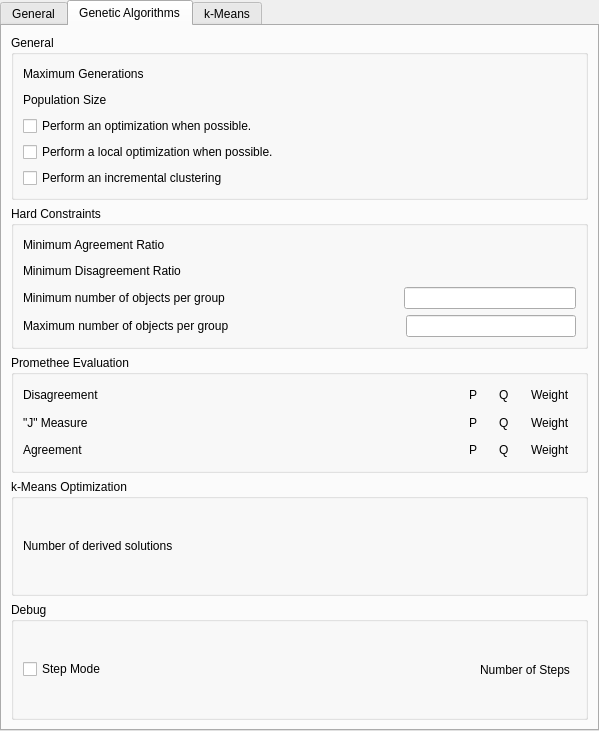
Old version of the form gca/frontend/kde/config.ui in the repository pfrancq/galilei.
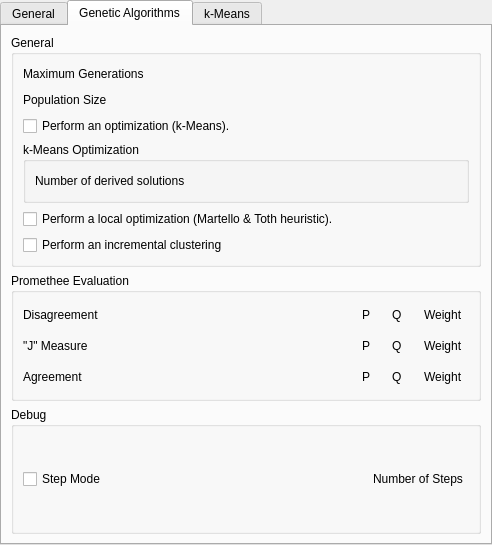
New version of the form. Custom widgets are drawn as their Qt base class.

Commit message: - Manage new parameter and re-organize the dialog box.

```diff
--- a/gca/frontend/kde/config.ui
+++ b/gca/frontend/kde/config.ui
@@ -6,8 +6,8 @@
    <rect>
     <x>0</x>
     <y>0</y>
-    <width>599</width>
-    <height>731</height>
+    <width>492</width>
+    <height>545</height>
    </rect>
   </property>
   <property name="windowTitle">
@@ -151,148 +151,6 @@
      </widget>
     </item>
     <item>
-     <spacer name="verticalSpacer">
-      <property name="orientation">
-       <enum>Qt::Vertical</enum>
-      </property>
-      <property name="sizeHint" stdset="0">
-       <size>
-        <width>20</width>
-        <height>448</height>
-       </size>
-      </property>
-     </spacer>
-    </item>
-   </layout>
-  </widget>
-  <widget class="QWidget" name="tab">
-   <attribute name="title">
-    <string>Genetic Algorithms</string>
-   </attribute>
-   <layout class="QVBoxLayout" name="verticalLayout_7">
-    <item>
-     <widget class="QGroupBox" name="groupBox_3">
-      <property name="title">
-       <string>General</string>
-      </property>
-      <layout class="QVBoxLayout" name="verticalLayout_3">
-       <item>
-        <layout class="QHBoxLayout" name="_3">
-         <item>
-          <widget class="QLabel" name="textLabel6_2">
-           <property name="toolTip">
-            <string>Set the maximum number of generations of the GVCA.</string>
-           </property>
-           <property name="whatsThis">
-            <string>The end condition used by the GVCA is a maximum number of iterations specified by &lt;b&gt;maximum generation&lt;/b&gt;.</string>
-           </property>
-           <property name="text">
-            <string>Maximum Generations</string>
-           </property>
-           <property name="wordWrap">
-            <bool>false</bool>
-           </property>
-          </widget>
-         </item>
-         <item>
-          <spacer name="spacer98_2">
-           <property name="orientation">
-            <enum>Qt::Horizontal</enum>
-           </property>
-           <property name="sizeType">
-            <enum>QSizePolicy::Expanding</enum>
-           </property>
-           <property name="sizeHint" stdset="0">
-            <size>
-             <width>40</width>
-             <height>20</height>
-            </size>
-           </property>
-          </spacer>
-         </item>
-         <item>
-          <widget class="KIntNumInput" name="MaxGen">
-           <property name="toolTip">
-            <string>Set the maximum number of generations of the GVCA.</string>
-           </property>
-           <property name="whatsThis">
-            <string>The end condition used by the GVCA is a maximum number of iterations specified by &lt;b&gt;maximum generation&lt;/b&gt;.</string>
-           </property>
-          </widget>
-         </item>
-        </layout>
-       </item>
-       <item>
-        <layout class="QHBoxLayout" name="_2">
-         <item>
-          <widget class="QLabel" name="textLabel6">
-           <property name="toolTip">
-            <string>Set the size of the population for the GVCA.</string>
-           </property>
-           <property name="whatsThis">
-            <string>When running, the GVCA uses a population containing &lt;b&gt;population size&lt;/b&gt; number of chromosomes. A population size of &lt;i&gt;16&lt;/i&gt; is a good choice.</string>
-           </property>
-           <property name="text">
-            <string>Population Size</string>
-           </property>
-           <property name="wordWrap">
-            <bool>false</bool>
-           </property>
-          </widget>
-         </item>
-         <item>
-          <spacer name="spacer98">
-           <property name="orientation">
-            <enum>Qt::Horizontal</enum>
-           </property>
-           <property name="sizeType">
-            <enum>QSizePolicy::Expanding</enum>
-           </property>
-           <property name="sizeHint" stdset="0">
-            <size>
-             <width>40</width>
-             <height>20</height>
-            </size>
-           </property>
-          </spacer>
-         </item>
-         <item>
-          <widget class="KIntNumInput" name="PopSize">
-           <property name="toolTip">
-            <string>Set the size of the population for the GVCA.</string>
-           </property>
-           <property name="whatsThis">
-            <string>When running, the GVCA uses a population containing &lt;b&gt;population size&lt;/b&gt; number of chromosomes. A population size of &lt;i&gt;16&lt;/i&gt; is a good choice.</string>
-           </property>
-          </widget>
-         </item>
-        </layout>
-       </item>
-       <item>
-        <widget class="QCheckBox" name="Optimisation">
-         <property name="text">
-          <string>Perform an optimization when possible.</string>
-         </property>
-        </widget>
-       </item>
-       <item>
-        <widget class="QCheckBox" name="LocalOptimisation">
-         <property name="text">
-          <string>Perform a local optimization when possible.</string>
-         </property>
-        </widget>
-       </item>
-       <item>
-        <widget class="QCheckBox" name="Incremental">
-         <property name="text">
-          <string>Perform an incremental clustering</string>
-         </property>
-        </widget>
-       </item>
-      </layout>
-     </widget>
-    </item>
-    <item>
      <widget class="QGroupBox" name="groupBox_4">
       <property name="title">
        <string>Hard Constraints</string>
@@ -462,6 +320,196 @@
      </widget>
     </item>
     <item>
+     <spacer name="verticalSpacer">
+      <property name="orientation">
+       <enum>Qt::Vertical</enum>
+      </property>
+      <property name="sizeHint" stdset="0">
+       <size>
+        <width>20</width>
+        <height>448</height>
+       </size>
+      </property>
+     </spacer>
+    </item>
+   </layout>
+  </widget>
+  <widget class="QWidget" name="tab">
+   <attribute name="title">
+    <string>Genetic Algorithms</string>
+   </attribute>
+   <layout class="QVBoxLayout" name="verticalLayout_7">
+    <item>
+     <widget class="QGroupBox" name="groupBox_3">
+      <property name="title">
+       <string>General</string>
+      </property>
+      <layout class="QVBoxLayout" name="verticalLayout_3">
+       <item>
+        <layout class="QHBoxLayout" name="_3">
+         <item>
+          <widget class="QLabel" name="textLabel6_2">
+           <property name="toolTip">
+            <string>Set the maximum number of generations of the GVCA.</string>
+           </property>
+           <property name="whatsThis">
+            <string>The end condition used by the GVCA is a maximum number of iterations specified by &lt;b&gt;maximum generation&lt;/b&gt;.</string>
+           </property>
+           <property name="text">
+            <string>Maximum Generations</string>
+           </property>
+           <property name="wordWrap">
+            <bool>false</bool>
+           </property>
+          </widget>
+         </item>
+         <item>
+          <spacer name="spacer98_2">
+           <property name="orientation">
+            <enum>Qt::Horizontal</enum>
+           </property>
+           <property name="sizeType">
+            <enum>QSizePolicy::Expanding</enum>
+           </property>
+           <property name="sizeHint" stdset="0">
+            <size>
+             <width>40</width>
+             <height>20</height>
+            </size>
+           </property>
+          </spacer>
+         </item>
+         <item>
+          <widget class="KIntNumInput" name="MaxGen">
+           <property name="toolTip">
+            <string>Set the maximum number of generations of the GVCA.</string>
+           </property>
+           <property name="whatsThis">
+            <string>The end condition used by the GVCA is a maximum number of iterations specified by &lt;b&gt;maximum generation&lt;/b&gt;.</string>
+           </property>
+          </widget>
+         </item>
+        </layout>
+       </item>
+       <item>
+        <layout class="QHBoxLayout" name="_2">
+         <item>
+          <widget class="QLabel" name="textLabel6">
+           <property name="toolTip">
+            <string>Set the size of the population for the GVCA.</string>
+           </property>
+           <property name="whatsThis">
+            <string>When running, the GVCA uses a population containing &lt;b&gt;population size&lt;/b&gt; number of chromosomes. A population size of &lt;i&gt;16&lt;/i&gt; is a good choice.</string>
+           </property>
+           <property name="text">
+            <string>Population Size</string>
+           </property>
+           <property name="wordWrap">
+            <bool>false</bool>
+           </property>
+          </widget>
+         </item>
+         <item>
+          <spacer name="spacer98">
+           <property name="orientation">
+            <enum>Qt::Horizontal</enum>
+           </property>
+           <property name="sizeType">
+            <enum>QSizePolicy::Expanding</enum>
+           </property>
+           <property name="sizeHint" stdset="0">
+            <size>
+             <width>40</width>
+             <height>20</height>
+            </size>
+           </property>
+          </spacer>
+         </item>
+         <item>
+          <widget class="KIntNumInput" name="PopSize">
+           <property name="toolTip">
+            <string>Set the size of the population for the GVCA.</string>
+           </property>
+           <property name="whatsThis">
+            <string>When running, the GVCA uses a population containing &lt;b&gt;population size&lt;/b&gt; number of chromosomes. A population size of &lt;i&gt;16&lt;/i&gt; is a good choice.</string>
+           </property>
+          </widget>
+         </item>
+        </layout>
+       </item>
+       <item>
+        <widget class="QCheckBox" name="Optimisation">
+         <property name="text">
+          <string>Perform an optimization (k-Means).</string>
+         </property>
+        </widget>
+       </item>
+       <item>
+        <widget class="QGroupBox" name="GroupOptimization">
+         <property name="title">
+          <string>k-Means Optimization</string>
+         </property>
+         <layout class="QVBoxLayout" name="verticalLayout_6">
+          <item>
+           <layout class="QHBoxLayout" name="_9">
+            <item>
+             <widget class="QLabel" name="textLabel1_2">
+              <property name="toolTip">
+               <string>Set the number of derived solutions to created from the original chromosome.</string>
+              </property>
+              <property name="whatsThis">
+               <string>The optimization process of a given chromosome is based on a &lt;b&gt;k-Means&lt;/b&gt; algorithm running on several solutions, where each solutions is obtained by deriving the chromosome and creating two solutions where one group is splited and one where two groups are merged.</string>
+              </property>
+              <property name="text">
+               <string>Number of derived solutions</string>
+              </property>
+              <property name="wordWrap">
+               <bool>false</bool>
+              </property>
+             </widget>
+            </item>
+            <item>
+             <spacer name="spacer22">
+              <property name="orientation">
+               <enum>Qt::Horizontal</enum>
+              </property>
+              <property name="sizeType">
+               <enum>QSizePolicy::Expanding</enum>
+              </property>
+              <property name="sizeHint" stdset="0">
+               <size>
+                <width>40</width>
+                <height>20</height>
+               </size>
+              </property>
+             </spacer>
+            </item>
+            <item>
+             <widget class="KIntNumInput" name="NbDivChromo"/>
+            </item>
+           </layout>
+          </item>
+         </layout>
+        </widget>
+       </item>
+       <item>
+        <widget class="QCheckBox" name="LocalOptimisation">
+         <property name="text">
+          <string>Perform a local optimization (Martello &amp;&amp; Toth heuristic).</string>
+         </property>
+        </widget>
+       </item>
+       <item>
+        <widget class="QCheckBox" name="Incremental">
+         <property name="text">
+          <string>Perform an incremental clustering</string>
+         </property>
+        </widget>
+       </item>
+      </layout>
+     </widget>
+    </item>
+    <item>
      <widget class="QGroupBox" name="groupBox_5">
       <property name="title">
        <string>Promethee Evaluation</string>
@@ -893,54 +941,6 @@
       </layout>
      </widget>
     </item>
-    <item>
-     <widget class="QGroupBox" name="groupBox_6">
-      <property name="title">
-       <string>k-Means Optimization</string>
-      </property>
-      <layout class="QVBoxLayout" name="verticalLayout_6">
-       <item>
-        <layout class="QHBoxLayout" name="_9">
-         <item>
-          <widget class="QLabel" name="textLabel1_2">
-           <property name="toolTip">
-            <string>Set the number of derived solutions to created from the original chromosome.</string>
-           </property>
-           <property name="whatsThis">
-            <string>The optimization process of a given chromosome is based on a &lt;b&gt;k-Means&lt;/b&gt; algorithm running on several solutions, where each solutions is obtained by deriving the chromosome and creating two solutions where one group is splited and one where two groups are merged.</string>
-           </property>
-           <property name="text">
-            <string>Number of derived solutions</string>
-           </property>
-           <property name="wordWrap">
-            <bool>false</bool>
-           </property>
-          </widget>
-         </item>
-         <item>
-          <spacer name="spacer22">
-           <property name="orientation">
-            <enum>Qt::Horizontal</enum>
-           </property>
-           <property name="sizeType">
-            <enum>QSizePolicy::Expanding</enum>
-           </property>
-           <property name="sizeHint" stdset="0">
-            <size>
-             <width>40</width>
-             <height>20</height>
-            </size>
-           </property>
-          </spacer>
-         </item>
-         <item>
-          <widget class="KIntNumInput" name="NbDivChromo"/>
-         </item>
-        </layout>
-       </item>
-      </layout>
-     </widget>
-    </item>
     <item>
      <widget class="QGroupBox" name="groupBox_7">
       <property name="title">
```
Left out of the diff: 26 changed lines with no effect on the pictures. The commit also changes 2 other files.
